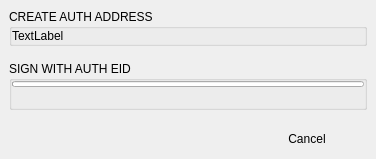
Qt form BlockSettleUILib/AuthAddressConfirmDialog.ui (BlockSettle/terminal) before a commit.
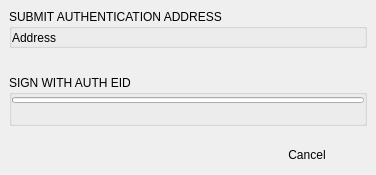
The same form after that commit.

Commit message: Small terminal ui fixes: - AuthAddressConfirmDialog: display auth address - AutoSignQuoteWidget: merge auto sign and quote frames - TransactionsWidget: sorting by confirmations and then by date

The edit to the form file:
```diff
--- a/BlockSettleUILib/AuthAddressConfirmDialog.ui
+++ b/BlockSettleUILib/AuthAddressConfirmDialog.ui
@@ -7,7 +7,7 @@
     <x>0</x>
     <y>0</y>
     <width>376</width>
-    <height>159</height>
+    <height>175</height>
    </rect>
   </property>
   <property name="sizePolicy">
@@ -45,7 +45,7 @@
      </property>
      <layout class="QVBoxLayout" name="verticalLayout">
       <property name="spacing">
-       <number>0</number>
+       <number>15</number>
       </property>
       <item>
        <widget class="QGroupBox" name="groupBox_4">
@@ -62,7 +62,7 @@
          </size>
         </property>
         <property name="title">
-         <string>CREATE AUTH ADDRESS</string>
+         <string>SUBMIT AUTHENTICATION ADDRESS</string>
         </property>
         <layout class="QVBoxLayout" name="verticalLayout_6">
          <property name="spacing">
@@ -72,7 +72,7 @@
           <number>0</number>
          </property>
          <property name="topMargin">
-          <number>0</number>
+          <number>2</number>
          </property>
          <property name="rightMargin">
           <number>0</number>
@@ -89,7 +89,7 @@
             </sizepolicy>
            </property>
            <property name="text">
-            <string>TextLabel</string>
+            <string>Address</string>
            </property>
            <property name="wordWrap">
             <bool>true</bool>
@@ -140,7 +140,7 @@
           <number>0</number>
          </property>
          <property name="topMargin">
-          <number>0</number>
+          <number>2</number>
          </property>
          <property name="rightMargin">
           <number>0</number>
```
The commit also changes 4 other files.
